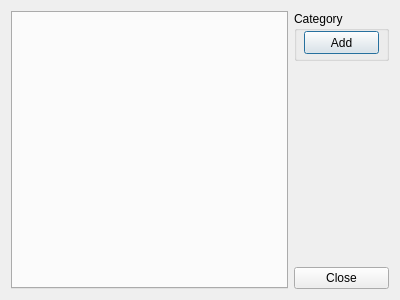
The window that vocabularymanagerdialog.ui (martin-kudlicka/vocabulary-master) describes before a commit, drawn with Qt 5.
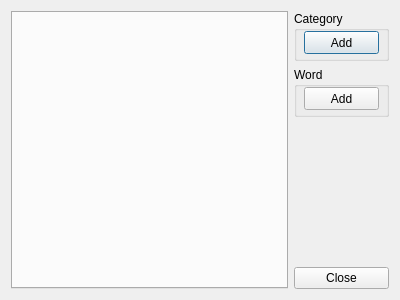
The same window after the commit.

The edit to the form file:
```diff
--- a/vocabularymanagerdialog.ui
+++ b/vocabularymanagerdialog.ui
@@ -49,6 +49,32 @@
        </widget>
       </widget>
      </item>
+     <item>
+      <widget class="QGroupBox" name="groupBox_2">
+       <property name="minimumSize">
+        <size>
+         <width>0</width>
+         <height>50</height>
+        </size>
+       </property>
+       <property name="title">
+        <string>Word</string>
+       </property>
+       <widget class="QPushButton" name="qpbWordAdd">
+        <property name="geometry">
+         <rect>
+          <x>10</x>
+          <y>20</y>
+          <width>75</width>
+          <height>23</height>
+         </rect>
+        </property>
+        <property name="text">
+         <string>Add</string>
+        </property>
+       </widget>
+      </widget>
+     </item>
      <item>
       <spacer name="verticalSpacer">
        <property name="orientation">
```
